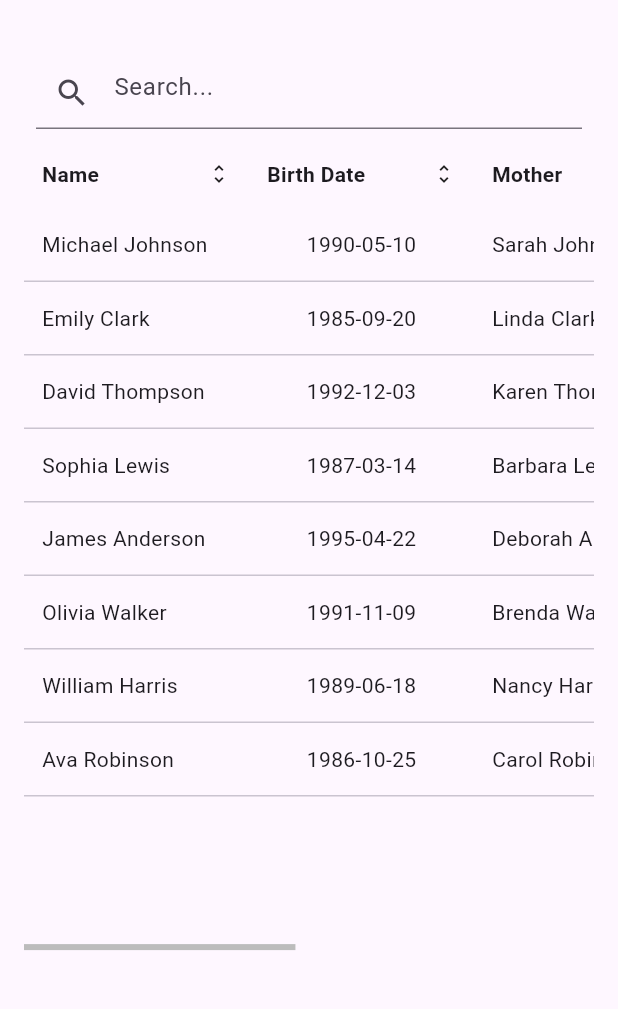
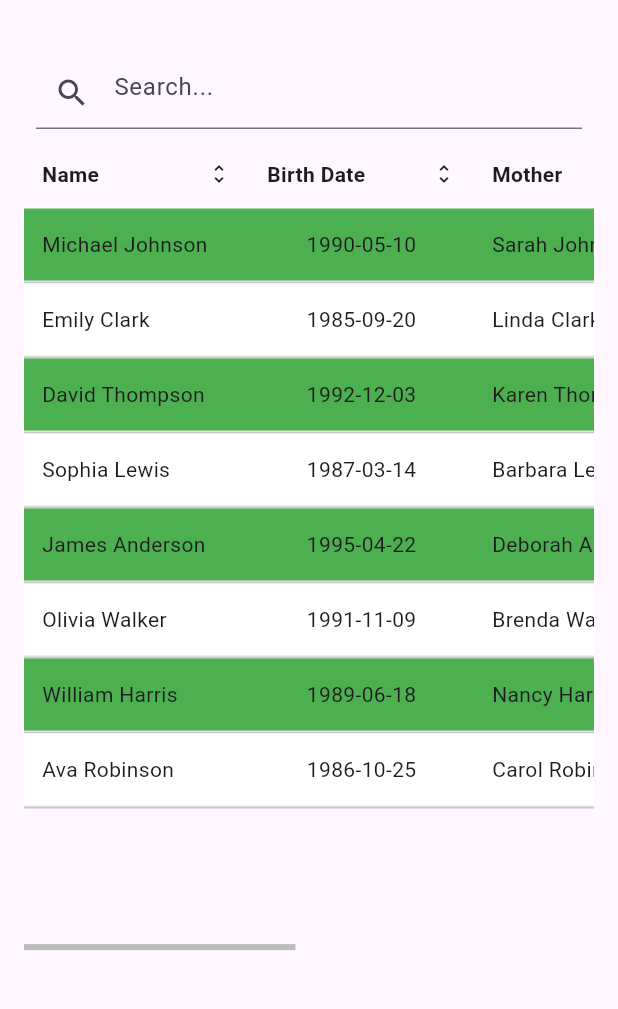
Before and after one commit to romulorodrigues/easy_flutter_table, a Flutter app: the screen it shows after launch, on a phone screen of 412 x 824 dp, the part 63-1072 px from its top. Run offline on Flutter 3.47's test engine with Material 3 defaults, Android fonts, the phone set to English and light mode, and no system bars.

Commit message:
feat: add rowStyleBuilder

```diff
--- a/example/lib/main.dart
+++ b/example/lib/main.dart
@@ -125,6 +125,14 @@ class TableDemoPage extends StatelessWidget {
           headers: headers,
           items: items,
           expanded: true,
+          rowStyleBuilder: (item, index) {
+            return BoxDecoration(
+              color: item['follow_up'] == 'Yes' ? Colors.green : Colors.white,
+              border: Border(
+                bottom: BorderSide(color: Colors.grey.shade300),
+              ),
+            );
+          },
           expandedBuilder: (item) {
             return Column(
               crossAxisAlignment: CrossAxisAlignment.start,
--- a/lib/src/easy_table.dart
+++ b/lib/src/easy_table.dart
@@ -6,6 +6,8 @@ class EasyTable extends StatefulWidget {
   final List<Map<String, dynamic>> items;
   final bool expanded;
   final Widget Function(Map<String, dynamic> item)? expandedBuilder;
+  final BoxDecoration Function(Map<String, dynamic> item, int index)?
+      rowStyleBuilder;
 
   const EasyTable({
     super.key,
@@ -13,6 +15,7 @@ class EasyTable extends StatefulWidget {
     required this.items,
     this.expanded = false,
     this.expandedBuilder,
+    this.rowStyleBuilder,
   });
 
   @override
@@ -187,12 +190,16 @@ class _EasyTableState extends State<EasyTable> {
   }
 
   Widget _buildRow(Map<String, dynamic> item, int index) {
+    final decoration = widget.rowStyleBuilder?.call(item, index);
+
     return InkWell(
       onTap: widget.expanded
           ? () => setState(() {
                 _expandedIndex = _expandedIndex == index ? null : index;
               })
           : null,
+      child: Container(
+        decoration: decoration,
         child: Row(
           children: [
             ...widget.headers.map((header) {
@@ -226,6 +233,7 @@ class _EasyTableState extends State<EasyTable> {
               ),
           ],
         ),
+      ),
     );
   }
 
@@ -237,9 +245,9 @@ class _EasyTableState extends State<EasyTable> {
       width: double.infinity,
       color: Colors.grey.shade100,
       padding: const EdgeInsets.all(12),
-      child: Text(
-        'Expanded: ${item['name']}',
-        style: const TextStyle(fontStyle: FontStyle.italic),
+      child: const Text(
+        'Expanded',
+        style: TextStyle(fontStyle: FontStyle.italic),
       ),
     );
   }
```
Lines whose indentation alone changed are shown as unchanged.
